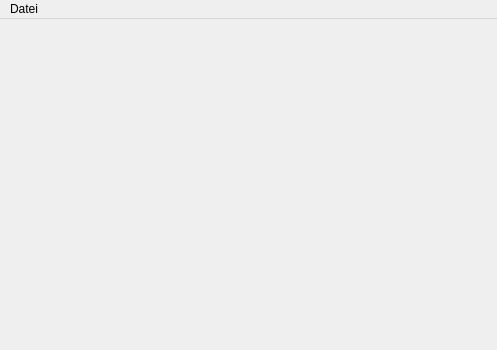
Qt form mainwindow.ui (nudeldunker/PIC) before a commit; both pictures show x 0 to 497 and y 0 to 350 of the 800 by 600 pixel window.
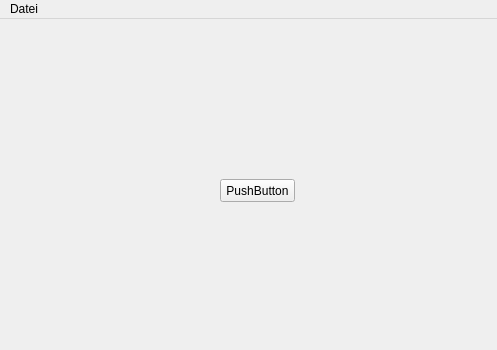
The same form after that commit.

The edit to the form file:
```diff
--- a/mainwindow.ui
+++ b/mainwindow.ui
@@ -13,7 +13,21 @@
   <property name="windowTitle">
    <string>MainWindow</string>
   </property>
-  <widget class="QWidget" name="centralwidget"/>
+  <widget class="QWidget" name="centralwidget">
+   <widget class="QPushButton" name="pushButton">
+    <property name="geometry">
+     <rect>
+      <x>220</x>
+      <y>160</y>
+      <width>75</width>
+      <height>23</height>
+     </rect>
+    </property>
+    <property name="text">
+     <string>PushButton</string>
+    </property>
+   </widget>
+  </widget>
   <widget class="QMenuBar" name="menubar">
    <property name="geometry">
     <rect>
```
